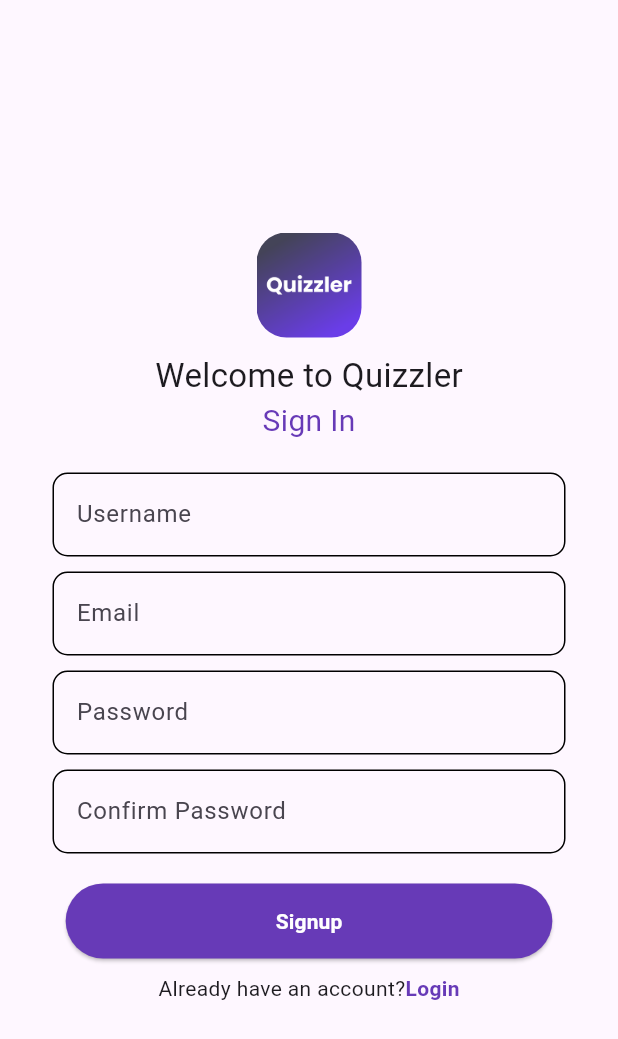
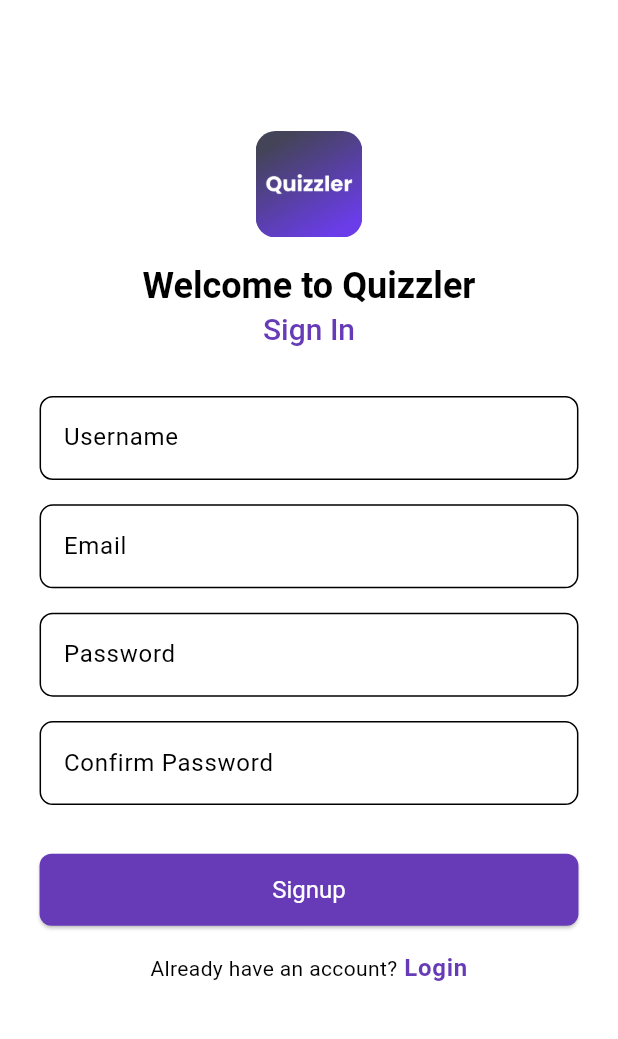
Before and after one commit to TanmayN22/Quizzler, a Flutter app: the SigninScreen screen opened by its route, on a phone screen of 412 x 824 dp. Shown: the top 1039 px of the screen. Run offline on Flutter 3.47's test engine with Material 3 defaults, Android fonts, the phone set to English and light mode, and no system bars; our stand-ins replace firebase_auth, firebase_core, get; accounts and stored records are empty; generated files the repository leaves out were written again; network calls fail; statements that could not run were skipped.

Commit message:
changes in sizes,responsive and ui

```diff
--- a/lib/app/signup/view/sigin_screen.dart
+++ b/lib/app/signup/view/sigin_screen.dart
@@ -1,6 +1,8 @@
 import 'package:flutter/material.dart';
+import 'package:quizller/utils/constants/sizes.dart';
+import 'package:quizller/utils/helpers/responsive.dart';
 import 'package:quizller/utils/helpers/helpers.dart';
-import 'package:get/get.dart'; // if you're using GetX
+import 'package:get/get.dart';
 import 'package:quizller/controllers/auth/auth_controller.dart';
 
 class SigninScreen extends StatefulWidget {
@@ -15,11 +17,11 @@ class SigninScreen extends StatefulWidget {
 class _SigninScreenState extends State<SigninScreen> {
   final TextEditingController emailcontroller = TextEditingController();
   final TextEditingController passwordcontroller = TextEditingController();
-  final TextEditingController confirmPasswordController = TextEditingController();
+  final TextEditingController confirmPasswordController =
+      TextEditingController();
   final TextEditingController usernameController = TextEditingController();
 
   void sigInUser() async {
-    // show loading screen
     showDialog(
         context: context,
         builder: (context) => const Center(
@@ -54,143 +56,117 @@ class _SigninScreenState extends State<SigninScreen> {
 
   @override
   Widget build(BuildContext context) {
+    final colorScheme = Theme.of(context).colorScheme;
+
     return Scaffold(
       body: SafeArea(
+        child: SingleChildScrollView(
+          // Add padding around the entire form for a better look
+          child: Padding(
+            padding: EdgeInsets.all(AppSizes.defaultSpace.w),
             child: Column(
               children: [
-            const Spacer(),
-
-            // App Icon
+                SizedBox(height: 60.h),
                 ClipRRect(
-              borderRadius: BorderRadius.circular(20),
+                  borderRadius: BorderRadius.circular(AppSizes.radiusLg.w),
                   child: Image.asset(
                     'assets/app_icon.png',
-                height: 70,
-                width: 70,
+                    height: 70.h,
+                    width: 70.h,
                   ),
                 ),
-            const SizedBox(height: 10),
+                SizedBox(height: AppSizes.spaceBtwItems.h),
+                Text(
+                  'Welcome to Quizzler',
+                  style: Theme.of(context).textTheme.headlineSmall,
+                ),
+                Text(
+                  'Sign In',
+                  style: Theme.of(context).textTheme.titleLarge?.copyWith(
+                        color: colorScheme.primary,
+                      ),
+                ),
+                SizedBox(height: AppSizes.spaceBtwSections.h),
 
-            // Title texts
-            const Text(
-              'Welcome to Quizzler',
-              style: TextStyle(fontSize: 22),
-            ),
-            const Text(
-              'Sign In',
-              style: TextStyle(fontSize: 20, color: Colors.deepPurple),
-            ),
-            const SizedBox(height: 20),
-
-            // Input fields
-            Padding(
-              padding: const EdgeInsets.symmetric(horizontal: 35),
-              child: Column(
+                // --- Form Fields ---
+                Column(
                   children: [
                     TextField(
                       controller: usernameController,
                       decoration: InputDecoration(
                         hintText: 'Username',
-                      enabledBorder: OutlineInputBorder(
-                        borderSide: const BorderSide(color: Colors.black),
-                        borderRadius: BorderRadius.circular(10),
-                      ),
-                      focusedBorder: OutlineInputBorder(
-                        borderSide: const BorderSide(color: Colors.deepPurple),
-                        borderRadius: BorderRadius.circular(10),
+                        border: OutlineInputBorder(
+                          borderRadius:
+                              BorderRadius.circular(AppSizes.radiusMd.w),
                         ),
                       ),
                     ),
-                  const SizedBox(height: 10),
+                    SizedBox(height: AppSizes.spaceBtwItems.h),
                     TextField(
                       controller: emailcontroller,
                       decoration: InputDecoration(
                         hintText: 'Email',
-                      enabledBorder: OutlineInputBorder(
-                        borderSide: const BorderSide(color: Colors.black),
-                        borderRadius: BorderRadius.circular(10),
-                      ),
-                      focusedBorder: OutlineInputBorder(
-                        borderSide: const BorderSide(color: Colors.deepPurple),
-                        borderRadius: BorderRadius.circular(10),
+                        border: OutlineInputBorder(
+                          borderRadius:
+                              BorderRadius.circular(AppSizes.radiusMd.w),
                         ),
                       ),
                     ),
-                  const SizedBox(height: 10),
+                    SizedBox(height: AppSizes.spaceBtwItems.h),
                     TextField(
                       controller: passwordcontroller,
                       obscureText: true,
                       decoration: InputDecoration(
                         hintText: 'Password',
-                      enabledBorder: OutlineInputBorder(
-                        borderSide: const BorderSide(color: Colors.black),
-                        borderRadius: BorderRadius.circular(10),
-                      ),
-                      focusedBorder: OutlineInputBorder(
-                        borderSide: const BorderSide(color: Colors.deepPurple),
-                        borderRadius: BorderRadius.circular(10),
+                        border: OutlineInputBorder(
+                          borderRadius:
+                              BorderRadius.circular(AppSizes.radiusMd.w),
                         ),
                       ),
                     ),
-                  const SizedBox(height: 10),
+                    SizedBox(height: AppSizes.spaceBtwItems.h),
                     TextField(
                       controller: confirmPasswordController,
                       obscureText: true,
                       decoration: InputDecoration(
                         hintText: 'Confirm Password',
-                      enabledBorder: OutlineInputBorder(
-                        borderSide: const BorderSide(color: Colors.black),
-                        borderRadius: BorderRadius.circular(10),
-                      ),
-                      focusedBorder: OutlineInputBorder(
-                        borderSide: const BorderSide(color: Colors.deepPurple),
-                        borderRadius: BorderRadius.circular(10),
+                        border: OutlineInputBorder(
+                          borderRadius:
+                              BorderRadius.circular(AppSizes.radiusMd.w),
                         ),
                       ),
                     ),
                   ],
                 ),
-            ),
-
-            const SizedBox(height: 20),
-
-            // Signup button
-            Padding(
-              padding: const EdgeInsets.symmetric(horizontal: 10),
+                SizedBox(height: AppSizes.spaceBtwSections.h),
+                SizedBox(
+                  width: double.infinity,
                   child: ElevatedButton(
-                onPressed: () {
-                  // Do sign-in logic
-                  sigInUser();
-                },
-                style: ElevatedButton.styleFrom(
-                  backgroundColor: Colors.deepPurple,
-                  shape: RoundedRectangleBorder(
-                    borderRadius: BorderRadius.circular(30),
-                  ),
-                  padding: const EdgeInsets.symmetric(horizontal: 140, vertical: 15),
-                ),
-                child: const Text(
-                  'Signup',
-                  style: TextStyle(color: Colors.white, fontWeight: FontWeight.bold),
+                    onPressed: sigInUser,
+                    child: const Text('Signup'),
                   ),
                 ),
-            ),
-            SizedBox(height: 10),
+                SizedBox(height: AppSizes.spaceBtwItems.h),
                 Row(
                   mainAxisAlignment: MainAxisAlignment.center,
                   children: [
-                Text('Already have an account?'),
+                    const Text('Already have an account?'),
+                    SizedBox(width: AppSizes.p4.w),
                     GestureDetector(
                       onTap: widget.onTap,
                       child: Text(
                         'Login',
-                    style: TextStyle(fontWeight: FontWeight.bold, color: Colors.deepPurple),
+                        style: Theme.of(context).textTheme.bodyLarge?.copyWith(
+                              fontWeight: FontWeight.bold,
+                              color: colorScheme.primary,
+                            ),
                       ),
                     )
                   ],
                 ),
-            const Spacer(),
               ],
+            ),
+          ),
         ),
       ),
     );
--- a/lib/main.dart
+++ b/lib/main.dart
@@ -4,6 +4,7 @@ import 'package:flutter/services.dart';
 import 'package:get/get.dart';
 import 'package:quizller/controllers/auth/auth_controller.dart';
 import 'package:quizller/routes/app_pages.dart';
+import 'package:quizller/theme/app_theme.dart';
 import 'controllers/auth/firebase_options.dart';
 
 void main() async {
@@ -29,6 +30,7 @@ class MyApp extends StatelessWidget {
     return GetMaterialApp(
       debugShowCheckedModeBanner: false,
       getPages: AppPages.routes,
+      theme: AppTheme.lightTheme,
       initialRoute: Routes.SPLASHSCREEN,
     );
   }
--- /dev/null
+++ b/lib/utils/constants/sizes.dart
@@ -0,0 +1,44 @@
+import 'package:flutter/material.dart';
+
+class AppSizes {
+  AppSizes._();
+
+  // --- PADDING & MARGIN SIZES ---
+  static const double p4 = 4.0;
+  static const double p8 = 8.0;
+  static const double p12 = 12.0;
+  static const double p16 = 16.0;
+  static const double p20 = 20.0;
+  static const double p24 = 24.0;
+  static const double p32 = 32.0;
+  static const double p48 = 48.0;
+  static const double p64 = 64.0;
+
+  // --- ICON SIZES ---
+  static const double iconSm = 16.0;
+  static const double iconMd = 24.0;
+  static const double iconLg = 32.0;
+
+  // --- FONT SIZES ---
+  static const double fontSm = 14.0;
+  static const double fontMd = 16.0;
+  static const double fontLg = 18.0;
+  static const double fontXl = 24.0;
+
+  // --- BORDER RADIUS ---
+  static const double radiusSm = 4.0;
+  static const double radiusMd = 8.0;
+  static const double radiusLg = 12.0;
+
+  // --- BUTTON SIZES ---
+  static const double buttonHeight = 52.0;
+  static const double buttonRadius = 12.0;
+
+  // --- APPBAR HEIGHT ---
+  static const double appBarHeight = kToolbarHeight;
+
+  // --- DEFAULT SPACING ---
+  static const double defaultSpace = 24.0;
+  static const double spaceBtwItems = 16.0;
+  static const double spaceBtwSections = 32.0;
+}
```
Also changed, not shown: lib/app/anayltics/view/analytics_page.dart (+2 -15 lines), lib/app/courses/view/courses_screen.dart (+2 -5 lines), lib/app/home/view/home_page.dart (+2 -13 lines), lib/app/login/view/login_screen.dart (+58 -76 lines), lib/app/test_screen/view/test_page.dart (+2 -12 lines), lib/utils/helpers/responsive.dart (added, +13 -0 lines), lib/widgets/navbar.dart (added, +37 -0 lines), lib/theme/app_theme.dart (line endings or trailing spaces). Lines whose indentation alone changed are shown as unchanged.
